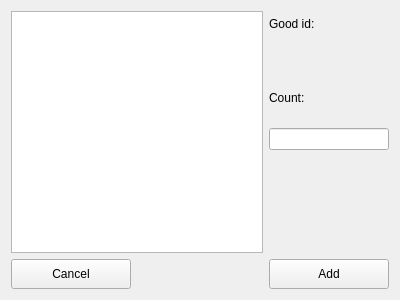
Belyashi/LogisticTask, file windows/widgets/add_order_form.ui: the form before one commit.
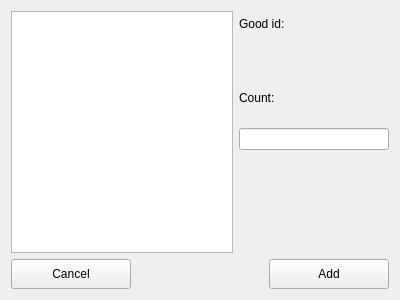
The form after the commit.

Commit message: Updated goods methods.

```diff
--- a/windows/widgets/add_order_form.ui
+++ b/windows/widgets/add_order_form.ui
@@ -110,7 +110,20 @@
     </widget>
    </item>
    <item row="3" column="2">
-    <widget class="QLineEdit" name="count"/>
+    <widget class="QLineEdit" name="count">
+     <property name="minimumSize">
+      <size>
+       <width>150</width>
+       <height>0</height>
+      </size>
+     </property>
+     <property name="maximumSize">
+      <size>
+       <width>150</width>
+       <height>16777215</height>
+      </size>
+     </property>
+    </widget>
    </item>
    <item row="0" column="0" rowspan="6" colspan="2">
     <widget class="QListWidget" name="good_list"/>
```
The commit also changes 2 other files.
